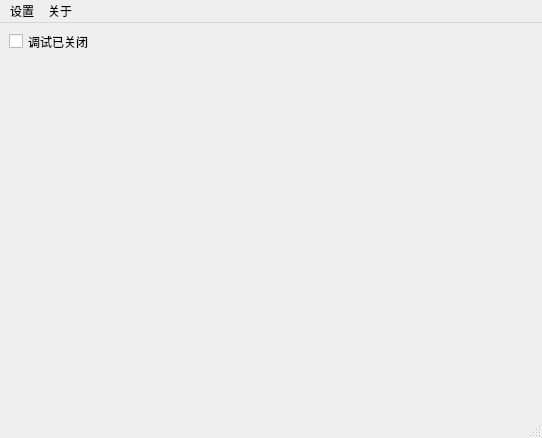
Above: GameAutoTools_GUI/UI/mainWindow.ui from xuanshui/myTools before the change. Below: the same form after it.
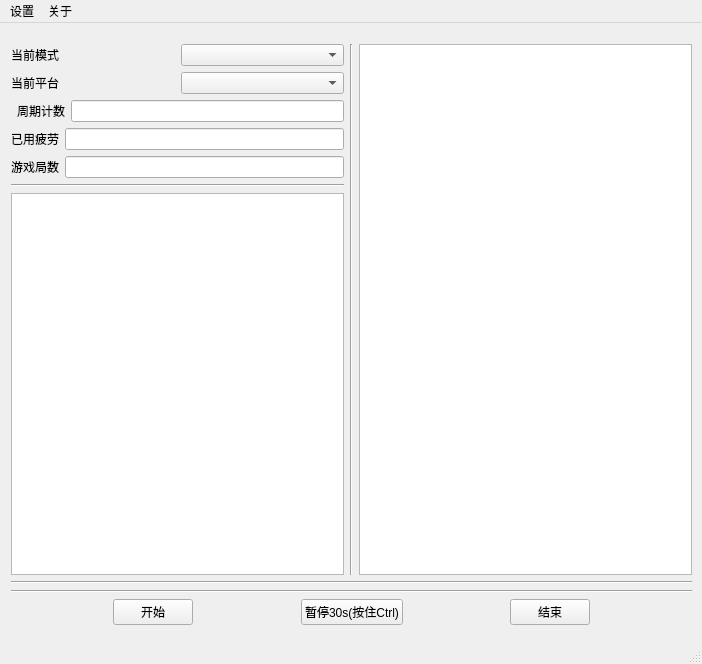
That is the form after the change.

The edit to the form file:
```diff
--- a/GameAutoTools_GUI/UI/mainWindow.ui
+++ b/GameAutoTools_GUI/UI/mainWindow.ui
@@ -6,29 +6,259 @@
    <rect>
     <x>0</x>
     <y>0</y>
-    <width>542</width>
-    <height>438</height>
+    <width>702</width>
+    <height>664</height>
    </rect>
   </property>
   <property name="windowTitle">
    <string>关机工具箱</string>
   </property>
   <widget class="QWidget" name="centralwidget">
-   <widget class="QCheckBox" name="DebugSwtich">
+   <widget class="QWidget" name="">
     <property name="geometry">
      <rect>
-      <x>9</x>
-      <y>9</y>
-      <width>86</width>
-      <height>19</height>
+      <x>11</x>
+      <y>21</y>
+      <width>681</width>
+      <height>581</height>
      </rect>
     </property>
-    <property name="text">
-     <string>调试已关闭</string>
-    </property>
-    <property name="checked">
-     <bool>false</bool>
-    </property>
+    <layout class="QVBoxLayout" name="verticalLayout_3">
+     <item>
+      <layout class="QHBoxLayout" name="horizontalLayout_9">
+       <item>
+        <layout class="QVBoxLayout" name="verticalLayout_2">
+         <item>
+          <layout class="QVBoxLayout" name="verticalLayout">
+           <item>
+            <layout class="QHBoxLayout" name="horizontalLayout_4">
+             <item>
+              <widget class="QLabel" name="label">
+               <property name="text">
+                <string>当前模式</string>
+               </property>
+              </widget>
+             </item>
+             <item>
+              <widget class="QComboBox" name="cBox_gameMode">
+               <property name="editable">
+                <bool>false</bool>
+               </property>
+              </widget>
+             </item>
+            </layout>
+           </item>
+           <item>
+            <layout class="QHBoxLayout" name="horizontalLayout_5">
+             <item>
+              <widget class="QLabel" name="label_2">
+               <property name="text">
+                <string>当前平台</string>
+               </property>
+              </widget>
+             </item>
+             <item>
+              <widget class="QComboBox" name="cBox_pcName">
+               <property name="editable">
+                <bool>false</bool>
+               </property>
+              </widget>
+             </item>
+            </layout>
+           </item>
+           <item>
+            <layout class="QHBoxLayout" name="horizontalLayout_6">
+             <item>
+              <widget class="Line" name="line_2">
+               <property name="orientation">
+                <enum>Qt::Orientation::Horizontal</enum>
+               </property>
+              </widget>
+             </item>
+             <item>
+              <widget class="QLabel" name="label_3">
+               <property name="text">
+                <string>周期计数</string>
+               </property>
+              </widget>
+             </item>
+             <item>
+              <widget class="QLineEdit" name="lEdit_cycCnt">
+               <property name="readOnly">
+                <bool>true</bool>
+               </property>
+              </widget>
+             </item>
+            </layout>
+           </item>
+           <item>
+            <layout class="QHBoxLayout" name="horizontalLayout_7">
+             <item>
+              <widget class="QLabel" name="label_4">
+               <property name="text">
+                <string>已用疲劳</string>
+               </property>
+              </widget>
+             </item>
+             <item>
+              <widget class="QLineEdit" name="lEdit_fatigue">
+               <property name="readOnly">
+                <bool>true</bool>
+               </property>
+              </widget>
+             </item>
+            </layout>
+           </item>
+           <item>
+            <layout class="QHBoxLayout" name="horizontalLayout_8">
+             <item>
+              <widget class="QLabel" name="label_5">
+               <property name="text">
+                <string>游戏局数</string>
+               </property>
+              </widget>
+             </item>
+             <item>
+              <widget class="QLineEdit" name="lEdit_gameCnt">
+               <property name="readOnly">
+                <bool>true</bool>
+               </property>
+              </widget>
+             </item>
+            </layout>
+           </item>
+          </layout>
+         </item>
+         <item>
+          <widget class="Line" name="line_4">
+           <property name="orientation">
+            <enum>Qt::Orientation::Horizontal</enum>
+           </property>
+          </widget>
+         </item>
+         <item>
+          <widget class="QTextEdit" name="tEdit_errInfo">
+           <property name="readOnly">
+            <bool>true</bool>
+           </property>
+          </widget>
+         </item>
+        </layout>
+       </item>
+       <item>
+        <widget class="Line" name="line_3">
+         <property name="orientation">
+          <enum>Qt::Orientation::Vertical</enum>
+         </property>
+        </widget>
+       </item>
+       <item>
+        <widget class="QTextEdit" name="tEdit_info">
+         <property name="readOnly">
+          <bool>true</bool>
+         </property>
+        </widget>
+       </item>
+      </layout>
+     </item>
+     <item>
+      <widget class="Line" name="line">
+       <property name="orientation">
+        <enum>Qt::Orientation::Horizontal</enum>
+       </property>
+      </widget>
+     </item>
+     <item>
+      <widget class="Line" name="line_5">
+       <property name="orientation">
+        <enum>Qt::Orientation::Horizontal</enum>
+       </property>
+      </widget>
+     </item>
+     <item>
+      <layout class="QHBoxLayout" name="horizontalLayout">
+       <item>
+        <spacer name="horizontalSpacer_5">
+         <property name="orientation">
+          <enum>Qt::Orientation::Horizontal</enum>
+         </property>
+         <property name="sizeHint" stdset="0">
+          <size>
+           <width>40</width>
+           <height>20</height>
+          </size>
+         </property>
+        </spacer>
+       </item>
+       <item>
+        <widget class="QPushButton" name="btn_start">
+         <property name="text">
+          <string>开始</string>
+         </property>
+        </widget>
+       </item>
+       <item>
+        <spacer name="horizontalSpacer">
+         <property name="orientation">
+          <enum>Qt::Orientation::Horizontal</enum>
+         </property>
+         <property name="sizeHint" stdset="0">
+          <size>
+           <width>40</width>
+           <height>20</height>
+          </size>
+         </property>
+        </spacer>
+       </item>
+       <item>
+        <layout class="QHBoxLayout" name="horizontalLayout_3"/>
+       </item>
+       <item>
+        <widget class="QPushButton" name="btn_pause">
+         <property name="text">
+          <string>暂停30s(按住Ctrl)</string>
+         </property>
+        </widget>
+       </item>
+       <item>
+        <layout class="QHBoxLayout" name="horizontalLayout_2"/>
+       </item>
+       <item>
+        <spacer name="horizontalSpacer_4">
+         <property name="orientation">
+          <enum>Qt::Orientation::Horizontal</enum>
+         </property>
+         <property name="sizeHint" stdset="0">
+          <size>
+           <width>40</width>
+           <height>20</height>
+          </size>
+         </property>
+        </spacer>
+       </item>
+       <item>
+        <widget class="QPushButton" name="btn_end">
+         <property name="text">
+          <string>结束</string>
+         </property>
+        </widget>
+       </item>
+       <item>
+        <spacer name="horizontalSpacer_6">
+         <property name="orientation">
+          <enum>Qt::Orientation::Horizontal</enum>
+         </property>
+         <property name="sizeHint" stdset="0">
+          <size>
+           <width>40</width>
+           <height>20</height>
+          </size>
+         </property>
+        </spacer>
+       </item>
+      </layout>
+     </item>
+    </layout>
    </widget>
   </widget>
   <widget class="QMenuBar" name="menubar">
@@ -36,7 +266,7 @@
     <rect>
      <x>0</x>
      <y>0</y>
-     <width>542</width>
+     <width>702</width>
      <height>33</height>
     </rect>
    </property>
```
Left out of the diff: 2 changed lines with no effect on the pictures.
